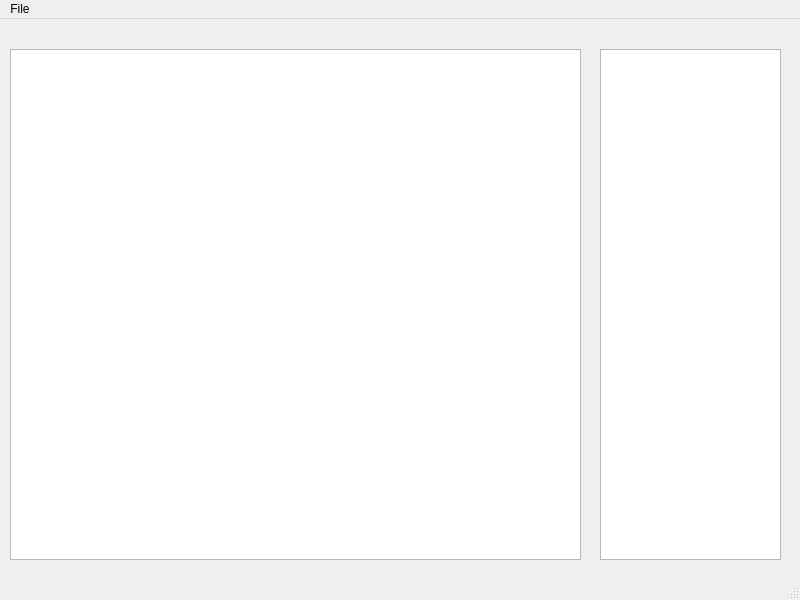
Old version of the form concurrentTextEditor/editor.ui in the repository scottiexdev/concurrentTextEditor.
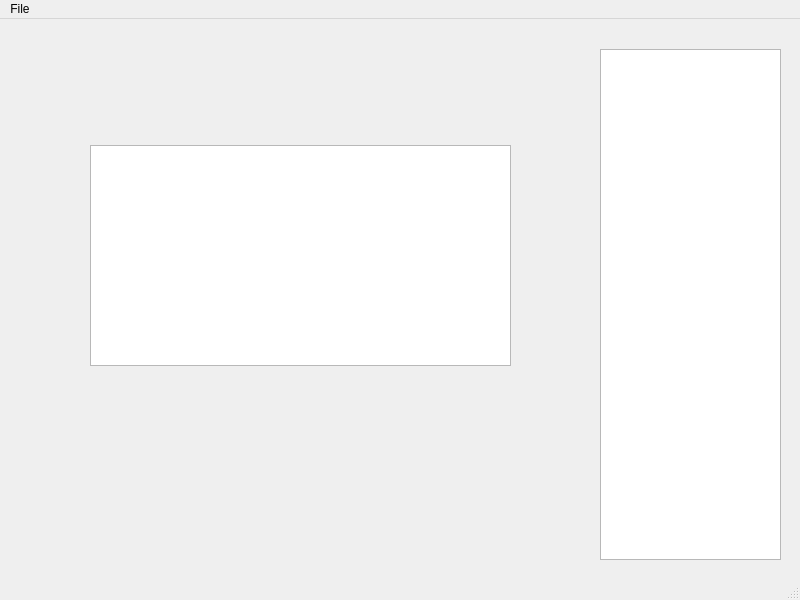
New version of the form. Custom widgets are drawn as their Qt base class.

Commit message: -added editorController for overriding for crdt algorithm

Diff of the .ui file:
```diff
--- a/concurrentTextEditor/editor.ui
+++ b/concurrentTextEditor/editor.ui
@@ -14,16 +14,6 @@
    <string>MainWindow</string>
   </property>
   <widget class="QWidget" name="centralwidget">
-   <widget class="QTextEdit" name="textEdit">
-    <property name="geometry">
-     <rect>
-      <x>10</x>
-      <y>30</y>
-      <width>571</width>
-      <height>511</height>
-     </rect>
-    </property>
-   </widget>
    <widget class="QListWidget" name="listWidget">
     <property name="geometry">
      <rect>
@@ -34,6 +24,16 @@
      </rect>
     </property>
    </widget>
+   <widget class="EditorController" name="textEdit">
+    <property name="geometry">
+     <rect>
+      <x>90</x>
+      <y>126</y>
+      <width>421</width>
+      <height>221</height>
+     </rect>
+    </property>
+   </widget>
   </widget>
   <widget class="QMenuBar" name="menubar">
    <property name="geometry">
@@ -71,6 +71,13 @@
    </property>
   </action>
  </widget>
+ <customwidgets>
+  <customwidget>
+   <class>EditorController</class>
+   <extends>QTextEdit</extends>
+   <header location="global">editorcontroller.h</header>
+  </customwidget>
+ </customwidgets>
  <resources/>
  <connections/>
 </ui>
```
The commit also changes 4 other files.
